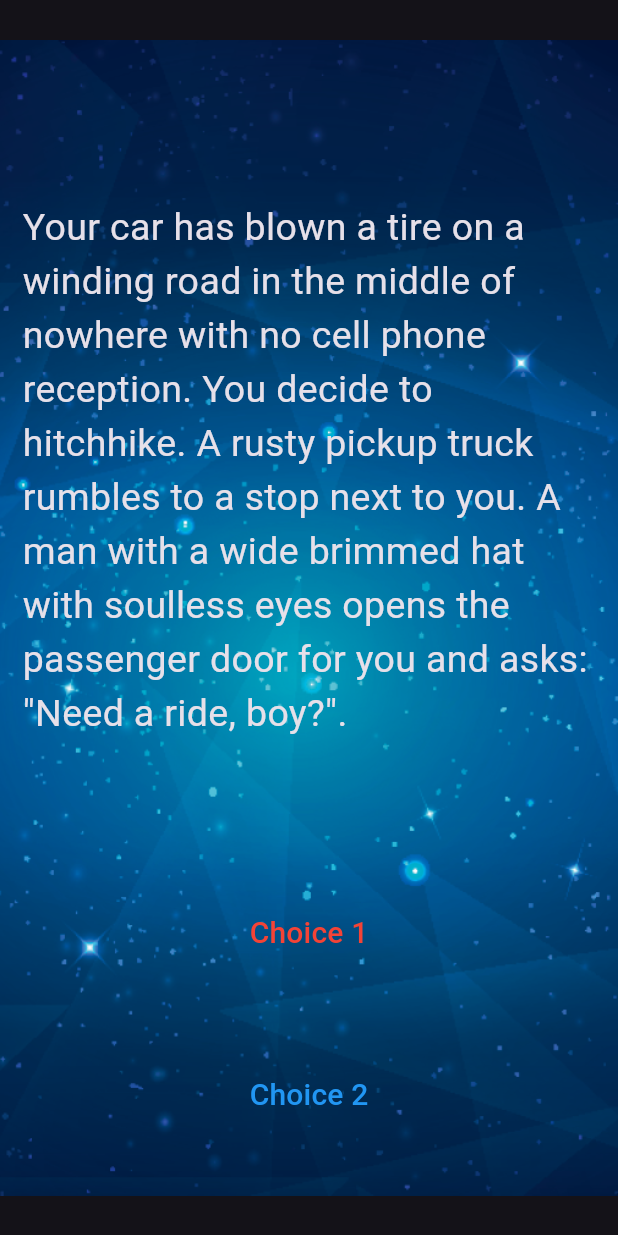
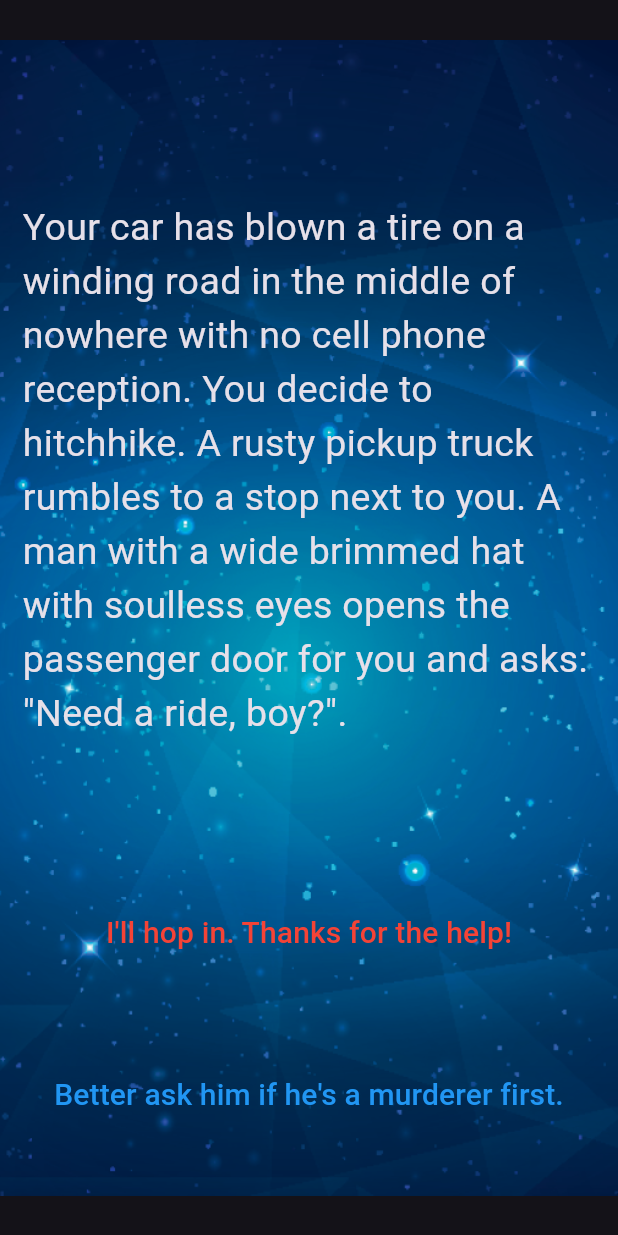
Before and after one commit to AayushChaube/destini, a Flutter app: the screen it shows after launch, on a phone screen of 412 x 824 dp. Run offline on Flutter 3.47's test engine with Material 3 defaults, Android fonts, the phone set to English and light mode, and no system bars.

Commit message:
Displayed the choices in the app.

```diff
--- a/lib/main.dart
+++ b/lib/main.dart
@@ -1,7 +1,5 @@
 import 'package:destini/story_brain.dart';
 import 'package:flutter/material.dart';
-
-//TODO: Step 15 - Run the app and see if you can see the screen update with the first story. Delete this TODO if it looks as you expected.
 
 void main() => runApp(const Destini());
 
@@ -66,9 +64,9 @@ class _StoryPageState extends State<StoryPage> {
                   style: TextButton.styleFrom(
                     foregroundColor: Colors.red,
                   ),
-                  child: const Text(
-                    'Choice 1',
-                    style: TextStyle(
+                  child: Text(
+                    storyBrain.getFirstChoice(),
+                    style: const TextStyle(
                       fontSize: 20.0,
                     ),
                   ),
@@ -87,9 +85,9 @@ class _StoryPageState extends State<StoryPage> {
                   style: TextButton.styleFrom(
                     foregroundColor: Colors.blue,
                   ),
-                  child: const Text(
-                    'Choice 2',
-                    style: TextStyle(
+                  child: Text(
+                    storyBrain.getSecondChoice(),
+                    style: const TextStyle(
                       fontSize: 20.0,
                     ),
                   ),
--- a/lib/story_brain.dart
+++ b/lib/story_brain.dart
@@ -40,13 +40,13 @@ class StoryBrain {
   ];
 
   String getStory() => _storyData.elementAt(0).storyText;
+
+  String getFirstChoice() => _storyData.elementAt(0).firstChoiceText;
+
+  String getSecondChoice() => _storyData.elementAt(0).secondChoiceText;
 }
 
 //TODO: Step 23 - Use the storyNumber property inside getStory(), getChoice1() and getChoice2() so that it gets the updated story and choices rather than always just the first (0th) one.
-
-//TODO: Step 11 - Create a method called getChoice1() that returns the text for the first choice1 from _storyData.
-
-//TODO: Step 12 - Create a method called getChoice2() that returns the text for the first choice2 from _storyData.
 
 //TODO: Step 25 - Change the storyNumber property into a private property so that only story_brain.dart has access to it. You can do this by right clicking on the name (storyNumber) and selecting Refactor -> Rename to make the change across all the places where it's used.
 
```
